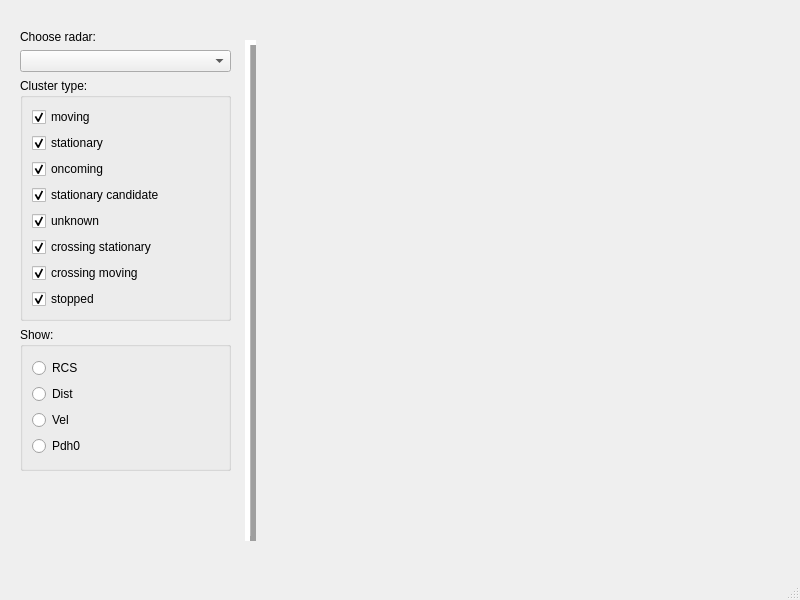
This is displaydata.ui in anatoltrush/RadarVisual as Qt 5 draws it before an edit. The edited form follows.
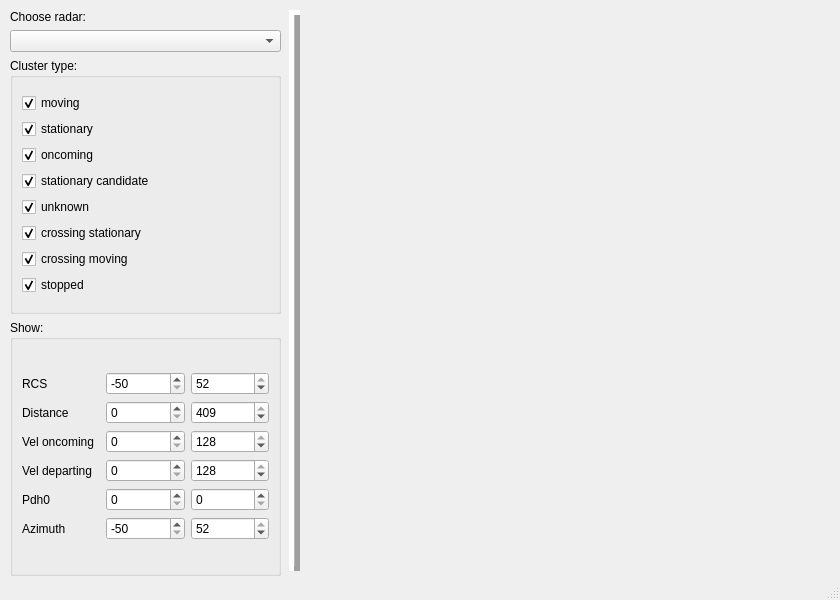
This is the edited form. Custom widgets are drawn as their Qt base class.

Commit message: Separate CanLines + UI

The edit to the form file:
```diff
--- a/displaydata.ui
+++ b/displaydata.ui
@@ -6,7 +6,7 @@
    <rect>
     <x>0</x>
     <y>0</y>
-    <width>800</width>
+    <width>840</width>
     <height>600</height>
    </rect>
   </property>
@@ -17,20 +17,20 @@
    <widget class="VisualGL" name="widget" native="true">
     <property name="geometry">
      <rect>
-      <x>290</x>
-      <y>30</y>
-      <width>480</width>
-      <height>480</height>
+      <x>310</x>
+      <y>10</y>
+      <width>520</width>
+      <height>520</height>
      </rect>
     </property>
    </widget>
    <widget class="Line" name="line">
     <property name="geometry">
      <rect>
-      <x>240</x>
-      <y>40</y>
+      <x>284</x>
+      <y>10</y>
       <width>21</width>
-      <height>501</height>
+      <height>561</height>
      </rect>
     </property>
     <property name="frameShadow">
@@ -49,10 +49,10 @@
    <widget class="QWidget" name="layoutWidget">
     <property name="geometry">
      <rect>
-      <x>20</x>
-      <y>30</y>
-      <width>211</width>
-      <height>441</height>
+      <x>10</x>
+      <y>10</y>
+      <width>271</width>
+      <height>566</height>
      </rect>
     </property>
     <layout class="QVBoxLayout" name="verticalLayout_3">
@@ -178,59 +178,164 @@
        </property>
        <layout class="QGridLayout" name="gridLayout_4">
         <item row="0" column="0">
-         <layout class="QVBoxLayout" name="verticalLayout_2">
-          <item>
-           <widget class="QRadioButton" name="rBDisplayRCS">
-            <property name="sizePolicy">
-             <sizepolicy hsizetype="Minimum" vsizetype="Fixed">
-              <horstretch>0</horstretch>
-              <verstretch>0</verstretch>
-             </sizepolicy>
+         <layout class="QGridLayout" name="gridLayout">
+          <item row="3" column="0">
+           <widget class="QLabel" name="lDisplayVelDep">
+            <property name="text">
+             <string>Vel departing</string>
             </property>
+           </widget>
+          </item>
+          <item row="1" column="0">
+           <widget class="QLabel" name="lDisplayDist">
+            <property name="text">
+             <string>Distance</string>
+            </property>
+           </widget>
+          </item>
+          <item row="1" column="2">
+           <widget class="QSpinBox" name="sBDistMax">
+            <property name="maximum">
+             <number>409</number>
+            </property>
+            <property name="value">
+             <number>409</number>
+            </property>
+           </widget>
+          </item>
+          <item row="0" column="1">
+           <widget class="QSpinBox" name="sBRcsMin">
+            <property name="minimum">
+             <number>-50</number>
+            </property>
+            <property name="maximum">
+             <number>52</number>
+            </property>
+            <property name="value">
+             <number>-50</number>
+            </property>
+           </widget>
+          </item>
+          <item row="4" column="2">
+           <widget class="QSpinBox" name="sBPdh0Max"/>
+          </item>
+          <item row="1" column="1">
+           <widget class="QSpinBox" name="sBDistMin">
+            <property name="maximum">
+             <number>409</number>
+            </property>
+           </widget>
+          </item>
+          <item row="4" column="1">
+           <widget class="QSpinBox" name="sBPdh0Min"/>
+          </item>
+          <item row="0" column="2">
+           <widget class="QSpinBox" name="sBRcsMax">
+            <property name="minimum">
+             <number>-50</number>
+            </property>
+            <property name="maximum">
+             <number>52</number>
+            </property>
+            <property name="value">
+             <number>52</number>
+            </property>
+           </widget>
+          </item>
+          <item row="3" column="1">
+           <widget class="QSpinBox" name="sBVelDepMin">
+            <property name="maximum">
+             <number>128</number>
+            </property>
+           </widget>
+          </item>
+          <item row="2" column="0">
+           <widget class="QLabel" name="lDisplayVelOn">
+            <property name="text">
+             <string>Vel oncoming</string>
+            </property>
+           </widget>
+          </item>
+          <item row="3" column="2">
+           <widget class="QSpinBox" name="sBVelDepMax">
+            <property name="maximum">
+             <number>128</number>
+            </property>
+            <property name="value">
+             <number>128</number>
+            </property>
+           </widget>
+          </item>
+          <item row="0" column="0">
+           <widget class="QLabel" name="lDisplayRCS">
             <property name="text">
              <string>RCS</string>
             </property>
            </widget>
           </item>
-          <item>
-           <widget class="QRadioButton" name="rBDisplayDist">
-            <property name="sizePolicy">
-             <sizepolicy hsizetype="Minimum" vsizetype="Fixed">
-              <horstretch>0</horstretch>
-              <verstretch>0</verstretch>
-             </sizepolicy>
-            </property>
-            <property name="text">
-             <string>Dist</string>
-            </property>
-           </widget>
-          </item>
-          <item>
-           <widget class="QRadioButton" name="rBDisplayVel">
-            <property name="sizePolicy">
-             <sizepolicy hsizetype="Minimum" vsizetype="Fixed">
-              <horstretch>0</horstretch>
-              <verstretch>0</verstretch>
-             </sizepolicy>
-            </property>
-            <property name="text">
-             <string>Vel</string>
-            </property>
-           </widget>
-          </item>
-          <item>
-           <widget class="QRadioButton" name="rBDisplayPdh0">
-            <property name="sizePolicy">
-             <sizepolicy hsizetype="Minimum" vsizetype="Fixed">
-              <horstretch>0</horstretch>
-              <verstretch>0</verstretch>
-             </sizepolicy>
-            </property>
+          <item row="4" column="0">
+           <widget class="QLabel" name="lDisplayPdh0">
             <property name="text">
              <string>Pdh0</string>
             </property>
            </widget>
           </item>
+          <item row="2" column="1">
+           <widget class="QSpinBox" name="sBVelOnMin">
+            <property name="sizePolicy">
+             <sizepolicy hsizetype="Minimum" vsizetype="Fixed">
+              <horstretch>0</horstretch>
+              <verstretch>0</verstretch>
+             </sizepolicy>
+            </property>
+            <property name="maximum">
+             <number>128</number>
+            </property>
+           </widget>
+          </item>
+          <item row="2" column="2">
+           <widget class="QSpinBox" name="sBVelOnMax">
+            <property name="maximum">
+             <number>128</number>
+            </property>
+            <property name="value">
+             <number>128</number>
+            </property>
+           </widget>
+          </item>
+          <item row="5" column="0">
+           <widget class="QLabel" name="lAzimuth">
+            <property name="text">
+             <string>Azimuth</string>
+            </property>
+           </widget>
+          </item>
+          <item row="5" column="1">
+           <widget class="QSpinBox" name="sBAzMin">
+            <property name="minimum">
+             <number>-50</number>
+            </property>
+            <property name="maximum">
+             <number>52</number>
+            </property>
+            <property name="value">
+             <number>-50</number>
+            </property>
+           </widget>
+          </item>
+          <item row="5" column="2">
+           <widget class="QSpinBox" name="sBAzMax">
+            <property name="minimum">
+             <number>-50</number>
+            </property>
+            <property name="maximum">
+             <number>52</number>
+            </property>
+            <property name="value">
+             <number>52</number>
+            </property>
+           </widget>
+          </item>
          </layout>
         </item>
        </layout>
```
Left out of the diff: 2 changed lines with no effect on the pictures. The commit also changes 5 other files.
